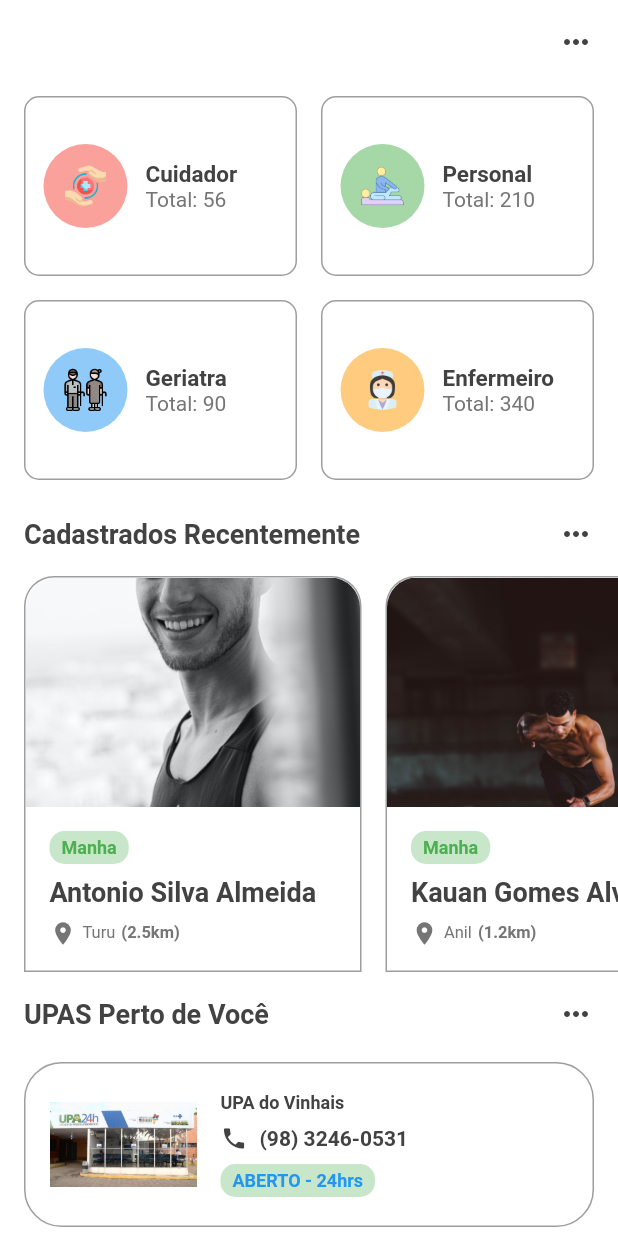
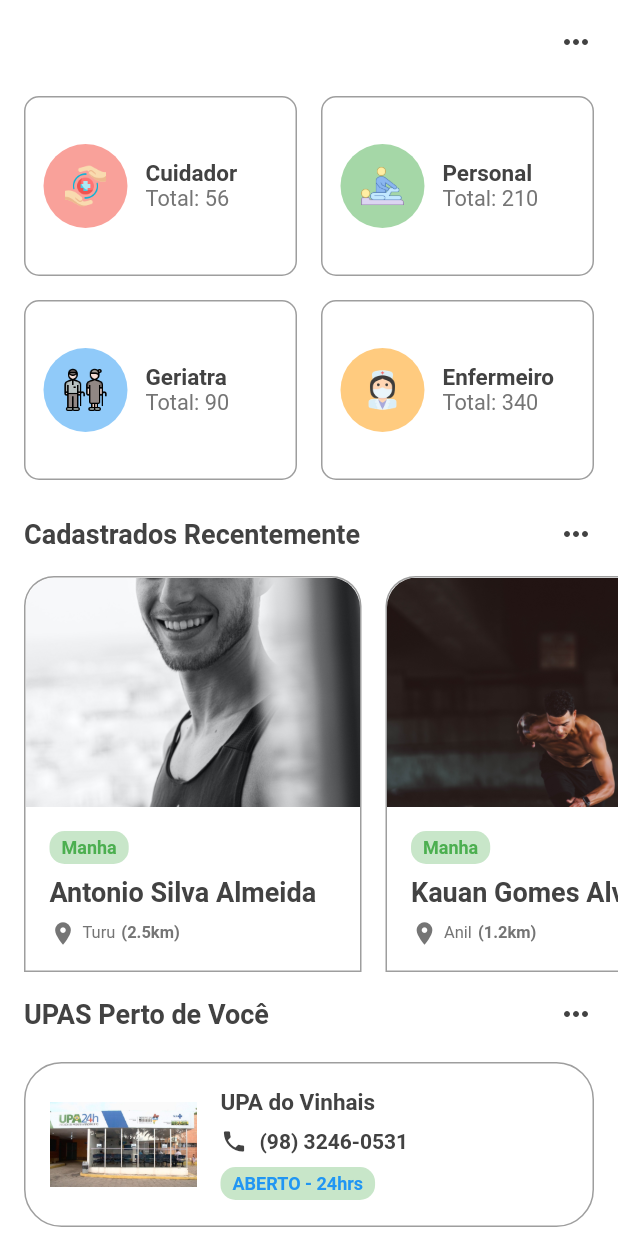
Before and after one commit to sigrid-fr/consulta_ai_v2, a Flutter app: the Principal screen opened directly, on a phone screen of 412 x 824 dp. Run offline on Flutter 3.47's test engine with Material 2 defaults, Android fonts, the phone set to English and light mode, and no system bars; our stand-ins replace animated_text_kit, brasil_fields, cloud_firestore, firebase_auth, flutter_spinkit and 1 more; missing offline and left inert: dart:ffi; accounts and stored records are empty.

Commit message:
Alteração do tamanho da fonte

```diff
--- a/lib/screens/category/principal.dart
+++ b/lib/screens/category/principal.dart
@@ -198,7 +198,7 @@ class _PrincipalState extends State<Principal> {
                     "Total: " + total,
                     style: TextStyle(
                       color: Colors.grey[600],
-                      fontSize: 14,
+                      fontSize: 14.5,
                     ),
                   ),
 
@@ -267,7 +267,7 @@ class _PrincipalState extends State<Principal> {
                 name,
                 style: TextStyle(
                   color: Colors.grey[800],
-                  fontSize: 12,
+                  fontSize: 15,
                   fontWeight: FontWeight.bold,
                 ),
               ),
--- a/lib/screens/category/principal_home.dart
+++ b/lib/screens/category/principal_home.dart
@@ -205,7 +205,7 @@ class _PrincipalHomeState extends State<PrincipalHome> {
                     "Total: " + total,
                     style: TextStyle(
                       color: Colors.grey[600],
-                      fontSize: 14,
+                      fontSize: 14.5,
                     ),
                   ),
 
@@ -274,7 +274,7 @@ class _PrincipalHomeState extends State<PrincipalHome> {
                 name,
                 style: TextStyle(
                   color: Colors.grey[800],
-                  fontSize: 12,
+                  fontSize: 15,
                   fontWeight: FontWeight.bold,
                 ),
               ),
```
